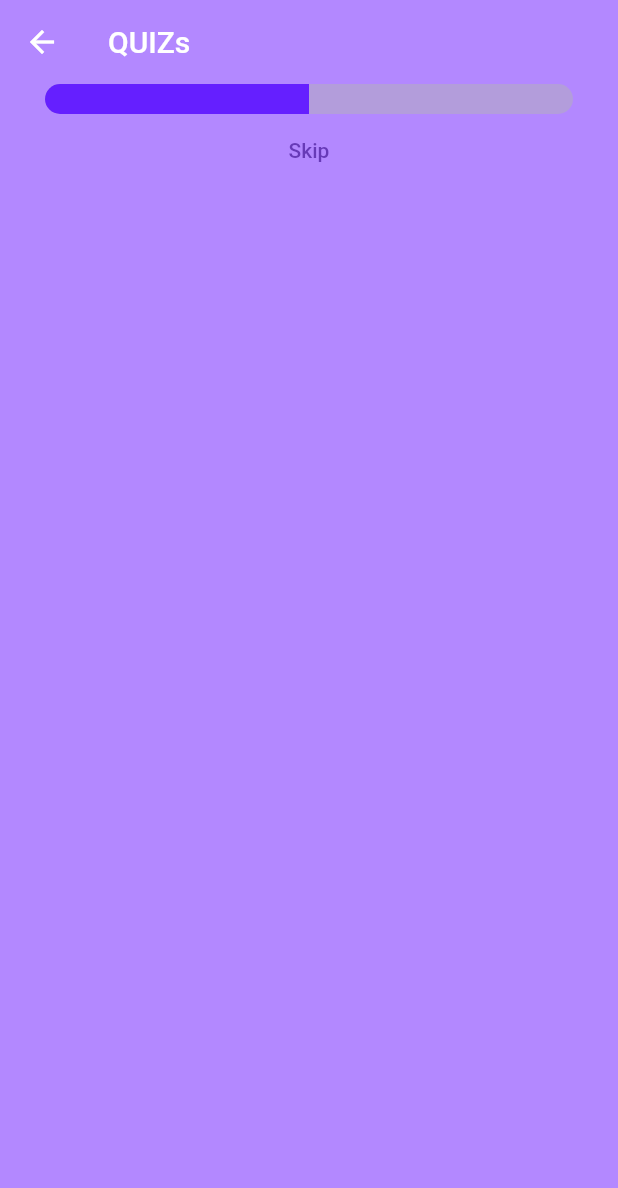
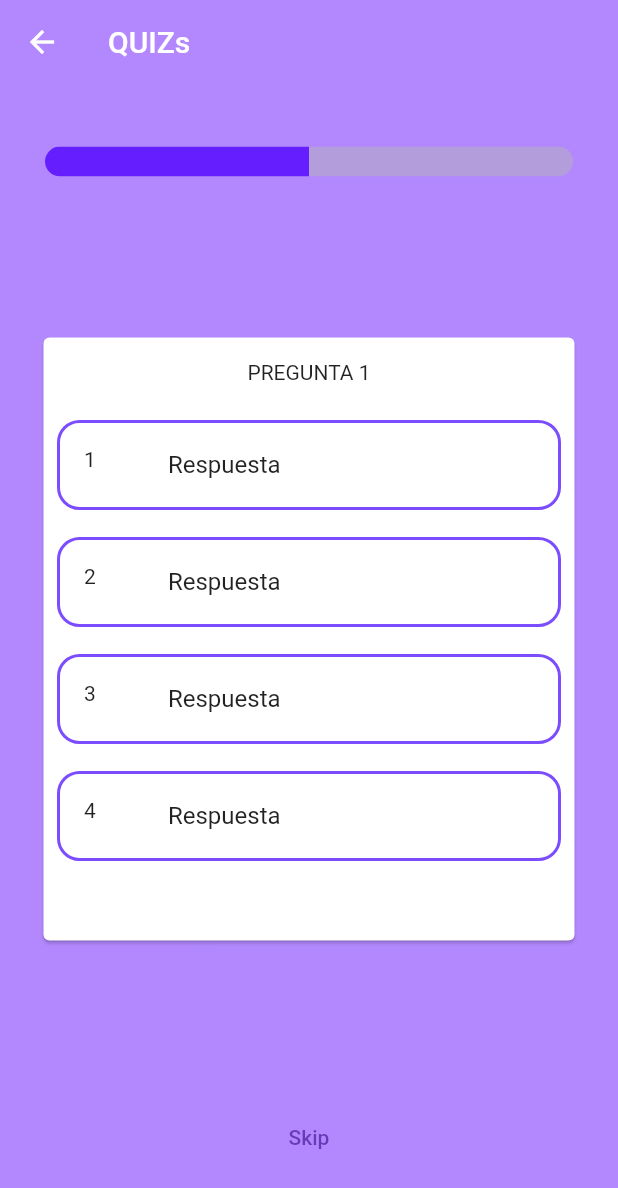
Before and after one commit to SFP95/App_Gramming, a Flutter app: the QuizPage screen opened by its route, on a phone screen of 412 x 824 dp. Shown: the top 1188 px of the screen. Run offline on Flutter 3.47's test engine with Material 2 defaults, Android fonts, the phone set to English and light mode, and no system bars.

Commit message:
18.11.22

```diff
--- a/lib/pages/QuizPage.dart
+++ b/lib/pages/QuizPage.dart
@@ -19,6 +19,7 @@ class _QuizPageState extends State<QuizPage> {
         title: const Text('QUIZs'),
       ),
       body: Column(
+        mainAxisAlignment: MainAxisAlignment.spaceAround,
         children: [
           Container(
             margin: const EdgeInsets.symmetric(horizontal: 30),
@@ -31,7 +32,50 @@ class _QuizPageState extends State<QuizPage> {
                 )
             ),
           ),
-          Container(),
+          ConstrainedBox(
+            constraints: const BoxConstraints(maxHeight: 450),
+            child: Container(
+              margin: const EdgeInsets.symmetric(horizontal: 25,vertical: 20),
+              child: Card(
+                child: Column(
+                  mainAxisSize: MainAxisSize.min,
+                  children: [
+                    Container(
+                      margin: const EdgeInsets.all(15),
+                      child: const Text('PREGUNTA 1'),
+                    ),
+                    Flexible(
+                      child: ListView.builder(
+                        itemCount: 4,
+                        itemBuilder: (_, index) {
+                    return Container(
+                      margin:  const EdgeInsets.all(9),
+                      decoration:  BoxDecoration(
+                        border: Border.all(
+                          color: Colors.deepPurpleAccent,width: 2),
+                        borderRadius: BorderRadius.circular(15),
+
+                      ),
+                      child: ListTile(
+                        shape: const RoundedRectangleBorder(
+                          borderRadius: BorderRadius.all(Radius.circular(15),
+                          ),
+                        ),
+                        leading: Text('${index + 1}'),
+                        title: Text('Respuesta'),
+                        onTap: (){
+
+                        },
+                      ),
+                    );
+                    },
+                    ),
+                    ),
+                  ],
+                ),
+              ),
+            ),
+          ),
           TextButton(
             onPressed: () {  },
             child: const Text('Skip'),
```
